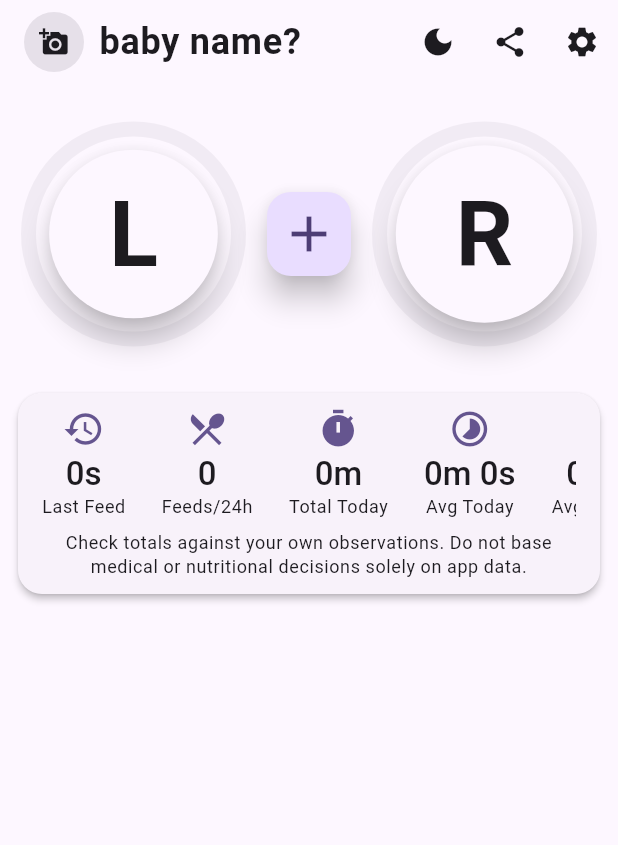
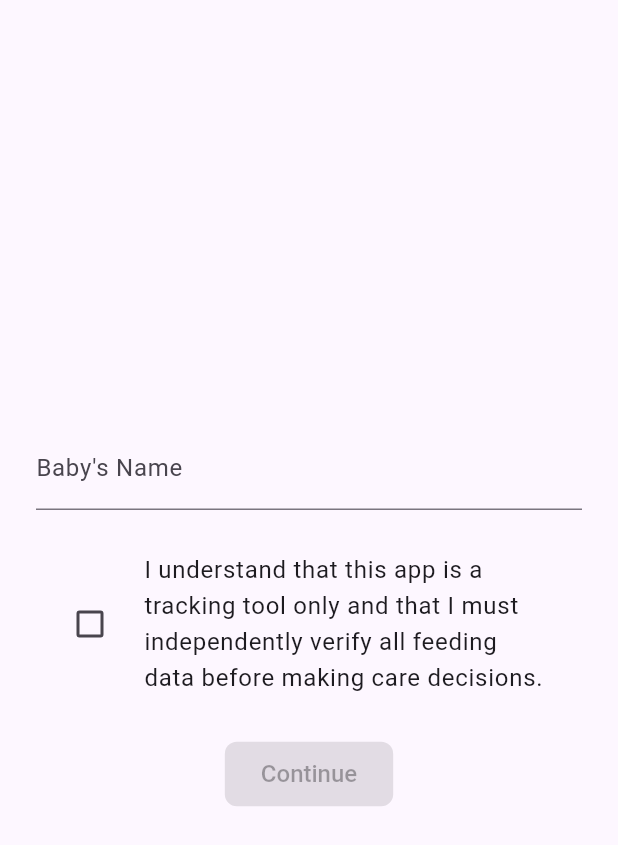
Before and after one commit to ppapak/breastfeedingtimer, a Flutter app: the screen it shows after launch, on a phone screen of 412 x 824 dp. Shown: the top 845 px of the screen. Run offline on Flutter 3.47's test engine with Material 3 defaults, Android fonts, the phone set to English and light mode, and no system bars; our stand-ins replace google_fonts, image_picker, share_plus, shared_preferences.

Commit message:
setup screen

```diff
--- /dev/null
+++ b/lib/initial_setup_screen.dart
@@ -0,0 +1,75 @@
+import 'package:flutter/material.dart';
+import 'package:provider/provider.dart';
+import 'providers.dart';
+
+class InitialSetupScreen extends StatefulWidget {
+  const InitialSetupScreen({super.key});
+
+  @override
+  State<InitialSetupScreen> createState() => _InitialSetupScreenState();
+}
+
+class _InitialSetupScreenState extends State<InitialSetupScreen> {
+  final _formKey = GlobalKey<FormState>();
+  String _babyName = '';
+  bool _hasAgreed = false;
+
+  @override
+  Widget build(BuildContext context) {
+    return Scaffold(
+      body: Center(
+        child: Padding(
+          padding: const EdgeInsets.all(24.0),
+          child: Form(
+            key: _formKey,
+            child: Column(
+              mainAxisAlignment: MainAxisAlignment.center,
+              children: [
+                TextFormField(
+                  decoration: const InputDecoration(labelText: 'Baby\'s Name'),
+                  validator: (value) {
+                    if (value == null || value.isEmpty) {
+                      return 'Please enter your baby\'s name';
+                    }
+                    return null;
+                  },
+                  onSaved: (value) {
+                    _babyName = value!;
+                  },
+                ),
+                const SizedBox(height: 20),
+                CheckboxListTile(
+                  value: _hasAgreed,
+                  onChanged: (value) {
+                    setState(() {
+                      _hasAgreed = value!;
+                    });
+                  },
+                  title: const Text(
+                      'I understand that this app is a tracking tool only and that I must independently verify all feeding data before making care decisions.'),
+                  controlAffinity: ListTileControlAffinity.leading,
+                ),
+                const SizedBox(height: 20),
+                ElevatedButton(
+                  onPressed: _hasAgreed
+                      ? () {
+                          if (_formKey.currentState!.validate()) {
+                            _formKey.currentState!.save();
+                            final babyProvider = context.read<BabyProvider>();
+                            final setupProvider =
+                                context.read<SetupProvider>();
+                            babyProvider.setBabyName(_babyName);
+                            setupProvider.completeSetup();
+                          }
+                        }
+                      : null,
+                  child: const Text('Continue'),
+                ),
+              ],
+            ),
+          ),
+        ),
+      ),
+    );
+  }
+}
--- a/lib/main.dart
+++ b/lib/main.dart
@@ -7,6 +7,7 @@ import 'models.dart';
 import 'providers.dart';
 import 'widgets.dart';
 import 'settings_page.dart';
+import 'initial_setup_screen.dart';
 
 void main() async {
   WidgetsFlutterBinding.ensureInitialized();
@@ -18,6 +19,7 @@ void main() async {
         ChangeNotifierProvider(create: (context) => ThemeProvider()),
         ChangeNotifierProvider(create: (context) => TimerModel()),
         ChangeNotifierProvider(create: (context) => HistoryModel()),
+        ChangeNotifierProvider(create: (context) => SetupProvider()),
       ],
       child: const MyApp(),
     ),
@@ -88,14 +90,18 @@ class MyApp extends StatelessWidget {
       ),
     );
 
-    return Consumer<ThemeProvider>(
-      builder: (context, themeProvider, child) {
+    return Consumer2<ThemeProvider, SetupProvider>(
+      builder: (context, themeProvider, setupProvider, child) {
+        final history = context.watch<HistoryModel>();
+        final showSetupScreen =
+            !setupProvider.isSetupComplete || history.activities.isEmpty;
+
         return MaterialApp(
           title: 'Flutter Material AI App',
           theme: lightTheme,
           darkTheme: darkTheme,
           themeMode: themeProvider.themeMode,
-          home: const MyHomePage(),
+          home: showSetupScreen ? const InitialSetupScreen() : const MyHomePage(),
         );
       },
     );
--- a/lib/providers.dart
+++ b/lib/providers.dart
@@ -248,6 +248,12 @@ class HistoryModel with ChangeNotifier {
     }
   }
 
+  Future<void> clearHistory() async {
+    _activities = [];
+    saveHistory();
+    notifyListeners();
+  }
+
   DateTime? get lastFeedTime {
     if (_activities.isEmpty) {
       return null;
@@ -320,3 +326,41 @@ class HistoryModel with ChangeNotifier {
     return todayActivities.map((s) => s.duration).reduce((a, b) => a + b);
   }
 }
+
+class SetupProvider with ChangeNotifier {
+  bool _isSetupComplete = false;
+  List<String> _acceptanceDates = [];
+
+  static const _setupCompleteKey = 'setup_complete';
+  static const _acceptanceDatesKey = 'acceptance_dates';
+
+  bool get isSetupComplete => _isSetupComplete;
+  List<String> get acceptanceDates => _acceptanceDates;
+
+  SetupProvider() {
+    loadSetupInfo();
+  }
+
+  Future<void> loadSetupInfo() async {
+    final prefs = await SharedPreferences.getInstance();
+    _isSetupComplete = prefs.getBool(_setupCompleteKey) ?? false;
+    _acceptanceDates = prefs.getStringList(_acceptanceDatesKey) ?? [];
+    notifyListeners();
+  }
+
+  Future<void> completeSetup() async {
+    final prefs = await SharedPreferences.getInstance();
+    _isSetupComplete = true;
+    _acceptanceDates.add(DateTime.now().toIso8601String());
+    await prefs.setBool(_setupCompleteKey, true);
+    await prefs.setStringList(_acceptanceDatesKey, _acceptanceDates);
+    notifyListeners();
+  }
+
+  Future<void> resetSetup() async {
+    final prefs = await SharedPreferences.getInstance();
+    _isSetupComplete = false;
+    await prefs.setBool(_setupCompleteKey, false);
+    notifyListeners();
+  }
+}
```
Also changed, not shown: lib/settings_page.dart (+70 -0 lines).
